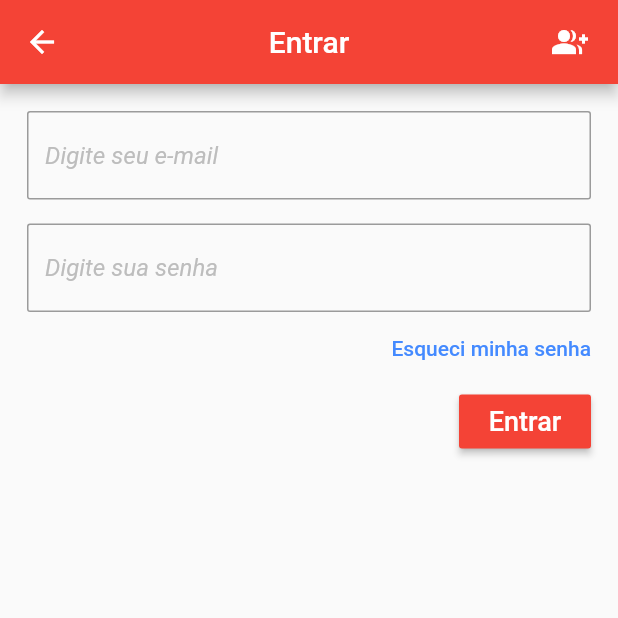
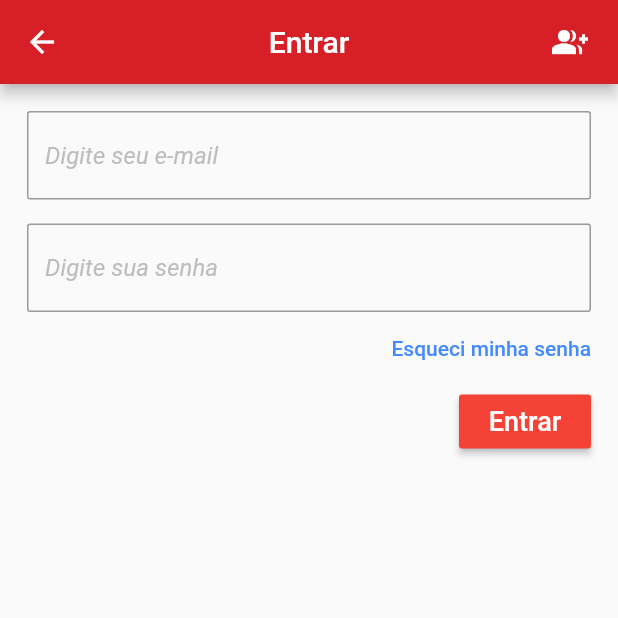
Before and after one commit to frcc24/Lighthouse_VS, a Flutter app: the screen it shows after launch, in the side drawer, after a tap on "Entre ou cadastre-se +", on a phone screen of 412 x 824 dp, the top half of it. Run offline on Flutter 3.47's test engine with Material 2 defaults, Android fonts, the phone set to English and light mode, and no system bars; our stand-ins replace carousel_slider, cloud_firestore, firebase_auth, firebase_core, font_awesome_flutter, transparent_image; accounts and stored records are empty.

Commit message:
ate a aula 227

```diff
--- a/lib/main.dart
+++ b/lib/main.dart
@@ -2,7 +2,6 @@
 
 import 'dart:async';
 
-import 'package:cloud_firestore/cloud_firestore.dart';
 import 'package:firebase_core/firebase_core.dart';
 import 'package:flutter/material.dart';
 import 'package:lh_virtual_store/models/user_model.dart';
@@ -27,7 +26,7 @@ class MyApp extends StatelessWidget {
         title: 'LH Virtual Store',
         theme: ThemeData(
           primarySwatch: Colors.red,
-          primaryColor: Colors.red[900],
+          primaryColor:  const Color.fromARGB(255, 215, 31, 40),
 
         ),
         debugShowCheckedModeBanner: false,
--- a/lib/models/user_model.dart
+++ b/lib/models/user_model.dart
@@ -6,10 +6,18 @@ import 'package:scoped_model/scoped_model.dart';
 class UserModel extends Model{
 
   final FirebaseAuth _auth = FirebaseAuth.instance;
-  late User _firebaseUser;
+  User? _firebaseUser = null;
   Map<String, dynamic> userData = Map();
 
   bool isLoading = false;
+
+
+  @override
+  void addListener(VoidCallback listener) {
+    super.addListener(listener);
+    loadCurrentUser();
+
+  }
 
   void singUp({ required Map<String, dynamic> userData, required String pass,required  VoidCallback onSuccess,required  VoidCallback onFail}  ){
     isLoading = true;
@@ -27,8 +35,8 @@ class UserModel extends Model{
         notifyListeners();
 
     }).catchError((e){
-      onFail();
-      print(e);
+      onFail( );
+      print("\n===============\nErro na criacao do usuario: $e\n=================\n");
       isLoading = false;
       notifyListeners();
 
@@ -36,11 +44,28 @@ class UserModel extends Model{
 
   }
 
-  void singIn() async{
+  void singIn({ required String email, required String pass,required  VoidCallback onSuccess,required  VoidCallback onFail}  ) async {
     isLoading = true;
     notifyListeners();
 
-    await Future.delayed(Duration(seconds: 3));
+     _auth.signInWithEmailAndPassword(email: email, password: pass).then((user) async{
+       _firebaseUser = _auth.currentUser!;
+        onSuccess();
+       print("\n===============\nLogin usuario: $_firebaseUser\n=================\n");
+       await loadCurrentUser();
+       isLoading = false;
+       notifyListeners();
+
+    }).catchError((e){
+
+       onFail( );
+       print("\n===============\nErro no Login do usuario: $e\n=================\n");
+       isLoading = false;
+       notifyListeners();
+
+
+    });
+
 
     isLoading = false;
     notifyListeners();
@@ -51,13 +76,41 @@ class UserModel extends Model{
 
   }
 
-  void isLoggedIn(){
-
+  bool isLoggedIn(){
+    if(_firebaseUser != null) {
+      return true;
+    } else {
+      return false;
+    }
   }
 
   Future<Null> _saveUserData(Map<String, dynamic> userData) async{
       this.userData = userData;
-      await FirebaseFirestore.instance.collection("users").doc(_firebaseUser.uid).set(userData);
+      await FirebaseFirestore.instance.collection("users").doc(_firebaseUser!.uid).set(userData);
+  }
+
+  Future<Null> loadCurrentUser() async{
+
+    if(_firebaseUser != null) {
+      DocumentSnapshot userDoc = await FirebaseFirestore.instance.collection(
+          "users").doc(_firebaseUser!.uid).get();
+      if(userDoc.exists){
+        userData = userDoc.data() as Map<String, dynamic> ;
+      }
+      print("\n===============\nNome usuario: ${userData['nome']}\n=================\n");
+    }
+
+
+  }
+
+
+
+  void signOut() async{
+    await _auth.signOut();
+    userData = {};
+    _firebaseUser = null;
+    notifyListeners();
+
   }
 
 }
--- a/lib/screens/home_screen.dart
+++ b/lib/screens/home_screen.dart
@@ -13,7 +13,7 @@ class HomeScreen extends StatelessWidget {
   Widget build(BuildContext context) {
     return PageView(
       controller: _pageController,
-      //physics: NeverScrollableScrollPhysics(),
+      physics: NeverScrollableScrollPhysics(),
       children: <Widget>[
         Scaffold(
           body: HomeTab(),
@@ -22,6 +22,7 @@ class HomeScreen extends StatelessWidget {
         Scaffold(
           drawer: CustomDrawer(_pageController),
           appBar: AppBar(
+              backgroundColor: Theme.of(context).primaryColor,
               title: Text('Coleções'),
             centerTitle: true,
           ),
--- a/lib/screens/login_screen.dart
+++ b/lib/screens/login_screen.dart
@@ -12,11 +12,16 @@ class LoginScreen extends StatefulWidget {
 
 class _LoginScreenState extends State<LoginScreen> {
   final _formKey = GlobalKey<FormState>();
+  final _emailController = TextEditingController();
+  final _passController = TextEditingController();
+  final _scafoldKey = GlobalKey<ScaffoldState>();
 
   @override
   Widget build(BuildContext context) {
     return Scaffold(
+      key: _scafoldKey,
         appBar: AppBar(
+          backgroundColor: Theme.of(context).primaryColor,
           centerTitle: true,
           title: Text("Entrar"),
           actions: [
@@ -41,6 +46,7 @@ class _LoginScreenState extends State<LoginScreen> {
                       child: ListView(
                         children: [
                           TextFormField(
+                            controller: _emailController,
                             validator: (text){
                               if (text!.isEmpty || !text.contains("@")) {
                                 return "Email inválido";
@@ -56,6 +62,7 @@ class _LoginScreenState extends State<LoginScreen> {
                           ),
                           const SizedBox(height: 16,),
                           TextFormField(
+                            controller: _passController,
                             validator: (text){
                               if(text!.isEmpty || text.length < 6) {
                                 return "Senha invalida";
@@ -86,7 +93,7 @@ class _LoginScreenState extends State<LoginScreen> {
                                 onPressed: (){
                                   if(_formKey.currentState!.validate())
                                   {}
-                                  model.singIn();
+                                  model.singIn(email: _emailController.text, pass: _passController.text, onSuccess: onSuccess, onFail: onFail);
                                 },
                                 child: Text("Entrar", style: TextStyle(color: Colors.white, fontSize: 18),),
                               ),
@@ -100,4 +107,34 @@ class _LoginScreenState extends State<LoginScreen> {
       ),
     );
   }
+
+  void onSuccess(){
+    // _scafoldKey.currentState!.showSnackBar(
+    //     SnackBar(
+    //       content: Text("Usuario Logado com sucesso!",
+    //         style: TextStyle(color: Colors.blue[900]),),
+    //       backgroundColor: Colors.white70,
+    //       duration: Duration(seconds: 2),
+    //     ));
+
+      Navigator.of(context).pop();
+
+
+  }
+  void onFail(){
+    _scafoldKey.currentState!.showSnackBar(
+        const SnackBar(
+          content: Text("Falha No login!!",
+            style: TextStyle(color: Colors.red),),
+          backgroundColor: Colors.white70,
+          duration: Duration(seconds: 2),
+        ));
+
+    // Future.delayed((const Duration(seconds: 2))).then((value){
+    //   Navigator.of(context).pop();
+    // });
+
+  }
+
+
 }
--- a/lib/screens/product_screen.dart
+++ b/lib/screens/product_screen.dart
@@ -25,6 +25,7 @@ class _ProductScreenState extends State <ProductScreen>{
   Widget build(BuildContext context) {
     return Scaffold(
           appBar: AppBar(
+            backgroundColor: Theme.of(context).primaryColor,
             title: Text(productData.title),
             centerTitle: true,
           ),
--- a/lib/screens/products_screen.dart
+++ b/lib/screens/products_screen.dart
@@ -16,6 +16,7 @@ class ProductsScreen extends StatelessWidget {
         length: 2,
         child: Scaffold(
           appBar: AppBar(
+            backgroundColor: Theme.of(context).primaryColor,
             title: Text(snapshot.get("title")),
             centerTitle: true,
             bottom: const TabBar(
--- a/lib/tabs/home_tab.dart
+++ b/lib/tabs/home_tab.dart
@@ -36,7 +36,7 @@ class HomeTab extends StatelessWidget {
                  backgroundColor: Colors.transparent,
                  elevation: 0.0,
                  flexibleSpace: FlexibleSpaceBar(
-                   title: Text("tela home"),
+                   title: Text("Novidades"),
                    centerTitle: true,
 
                  ),
--- a/lib/widgets/custom_drawer.dart
+++ b/lib/widgets/custom_drawer.dart
@@ -1,19 +1,21 @@
 import 'package:flutter/material.dart';
 import 'package:font_awesome_flutter/font_awesome_flutter.dart';
+import 'package:lh_virtual_store/models/user_model.dart';
 import 'package:lh_virtual_store/screens/login_screen.dart';
+import 'package:scoped_model/scoped_model.dart';
 
 import '../tiles/drawer_tile.dart';
 class CustomDrawer extends StatelessWidget {
 
   final PageController pageController;
 
-  CustomDrawer(this.pageController);
+  const CustomDrawer(this.pageController);
 
   Widget _buildDrawerBack() => Container(
     decoration: const BoxDecoration(
         gradient: LinearGradient(
           colors: [
-            Color.fromARGB(255, 100, 100, 100),
+            Color.fromARGB(255, 44, 49, 59),
             Colors.white
           ],
           begin: Alignment.topLeft,
@@ -36,7 +38,7 @@ class CustomDrawer extends StatelessWidget {
                 height: 170.0,
                 child: Stack(
                   children: [
-                    Positioned(
+                    const Positioned(
                       top: 18.0,
                       left: 10.0,
                     child: Text("Lighthouse\nGeek Store",
@@ -50,28 +52,39 @@ class CustomDrawer extends StatelessWidget {
                     Positioned(
                         left: 10.0,
                         bottom: 0.0,
-                        child: Column(
+                        child: ScopedModelDescendant<UserModel>(
+                         builder: (context, child, model) {
+                            return Column(
                               crossAxisAlignment: CrossAxisAlignment.start,
                               children: <Widget>[
-                           Text("Olá nerd,",
-                              style: TextStyle(
+                                Text("Olá, ${!model.isLoggedIn() ? "nerd!" : model.userData['nome']}",
+                                  style: const TextStyle(
                                     fontSize: 18.0,
                                     color: Colors.white,
                                   ),
                                 ),
                                 GestureDetector(
                                   onTap: (){
-                                Navigator.of(context).push(MaterialPageRoute(builder: (context) => LoginScreen()));
+                                    if(!model.isLoggedIn())
+                                      {
+                                        Navigator.of(context).push(MaterialPageRoute(builder: (context) => const LoginScreen()));
+                                      }else{
+                                      model.signOut();
+                                    }
                                   },
-                              child: Text("Entre ou cadastre-se +",
-                              style: TextStyle(
+                                  child: Text(
+                                    !model.isLoggedIn() ?
+                                    "Entre ou cadastre-se +" : "Sair",
+                                    style: const TextStyle(
                                       color: Colors.white,
                                       fontSize: 18.0,
                                       fontWeight: FontWeight.bold,
                                     ),),
                                 ),
                               ],
-                        ),
+                            );
+                         }),
+
                     ),
                   ],
                 ),
```
Also changed, not shown: lib/screens/new_user_screen.dart (+28 -2 lines). Lines whose indentation alone changed are shown as unchanged.
